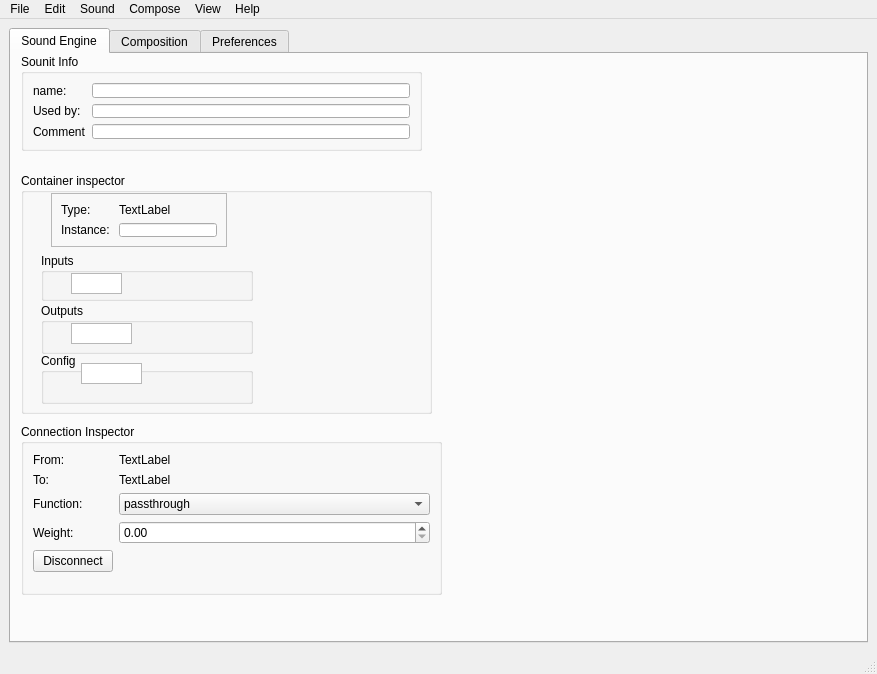
Old version of the form calamusmain.ui in the repository nimusd/Calamus.
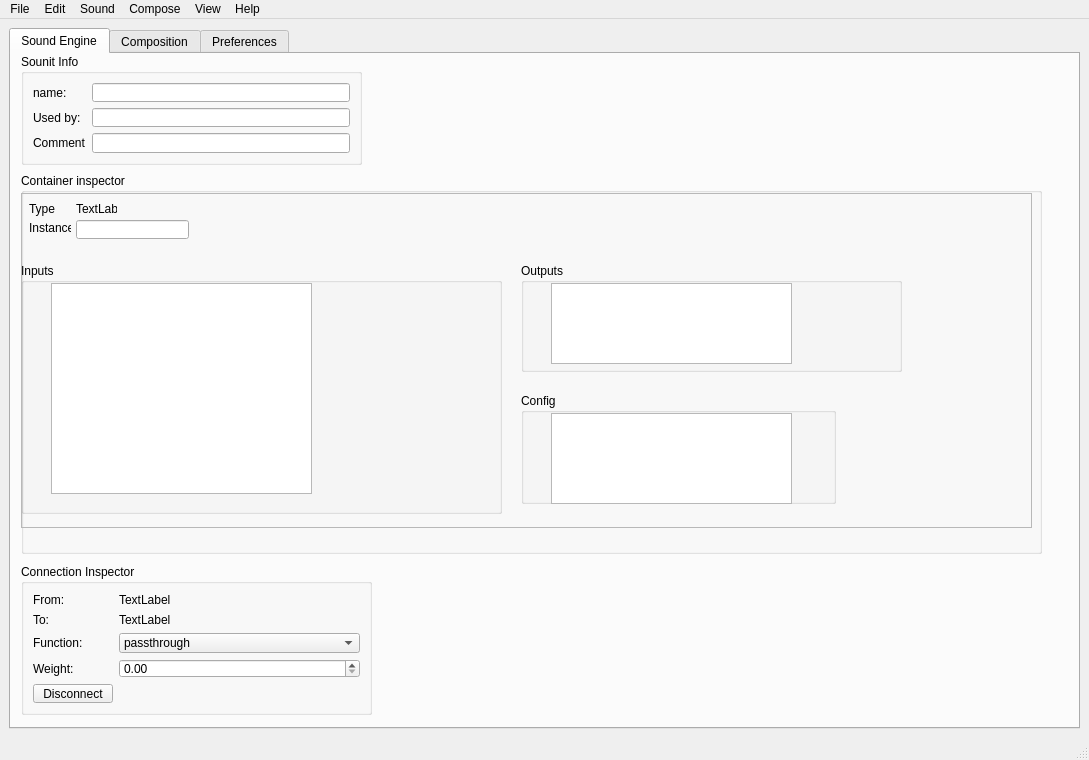
New version of the form.

```diff
--- a/calamusmain.ui
+++ b/calamusmain.ui
@@ -6,8 +6,8 @@
    <rect>
     <x>0</x>
     <y>0</y>
-    <width>877</width>
-    <height>674</height>
+    <width>1089</width>
+    <height>760</height>
    </rect>
   </property>
   <property name="windowTitle">
@@ -29,8 +29,8 @@
          <rect>
           <x>10</x>
           <y>0</y>
-          <width>401</width>
-          <height>97</height>
+          <width>341</width>
+          <height>111</height>
          </rect>
         </property>
         <property name="title">
@@ -77,9 +77,9 @@
         <property name="geometry">
          <rect>
           <x>10</x>
-          <y>370</y>
-          <width>421</width>
-          <height>171</height>
+          <y>510</y>
+          <width>351</width>
+          <height>151</height>
          </rect>
         </property>
         <property name="title">
@@ -179,8 +179,8 @@
          <rect>
           <x>10</x>
           <y>119</y>
-          <width>411</width>
-          <height>241</height>
+          <width>1021</width>
+          <height>381</height>
          </rect>
         </property>
         <property name="title">
@@ -189,10 +189,10 @@
         <widget class="QFrame" name="frame_2">
          <property name="geometry">
           <rect>
-           <x>30</x>
+           <x>0</x>
            <y>20</y>
-           <width>176</width>
-           <height>54</height>
+           <width>1011</width>
+           <height>335</height>
           </rect>
          </property>
          <property name="frameShape">
@@ -201,40 +201,91 @@
          <property name="frameShadow">
           <enum>QFrame::Shadow::Raised</enum>
          </property>
-         <layout class="QFormLayout" name="formLayout">
-          <item row="0" column="0">
            <widget class="QLabel" name="label_4">
+          <property name="geometry">
+           <rect>
+            <x>8</x>
+            <y>8</y>
+            <width>26</width>
+            <height>16</height>
+           </rect>
+          </property>
             <property name="text">
              <string>Type: </string>
             </property>
            </widget>
-          </item>
-          <item row="0" column="1">
            <widget class="QLabel" name="labelContainerType">
+          <property name="geometry">
+           <rect>
+            <x>55</x>
+            <y>8</y>
+            <width>41</width>
+            <height>16</height>
+           </rect>
+          </property>
             <property name="text">
              <string>TextLabel</string>
             </property>
            </widget>
-          </item>
-          <item row="1" column="0">
            <widget class="QLabel" name="label_5">
+          <property name="geometry">
+           <rect>
+            <x>8</x>
+            <y>27</y>
+            <width>42</width>
+            <height>16</height>
+           </rect>
+          </property>
             <property name="text">
              <string>Instance: </string>
             </property>
            </widget>
-          </item>
-          <item row="1" column="1">
-           <widget class="QLineEdit" name="editInstanceName"/>
-          </item>
-         </layout>
+         <widget class="QLineEdit" name="editInstanceName">
+          <property name="geometry">
+           <rect>
+            <x>55</x>
+            <y>27</y>
+            <width>113</width>
+            <height>19</height>
+           </rect>
+          </property>
+         </widget>
+         <widget class="QGroupBox" name="groupConfig">
+          <property name="geometry">
+           <rect>
+            <x>500</x>
+            <y>200</y>
+            <width>315</width>
+            <height>111</height>
+           </rect>
+          </property>
+          <property name="title">
+           <string>Config</string>
+          </property>
+          <widget class="QListWidget" name="listWidget_3">
+           <property name="geometry">
+            <rect>
+             <x>30</x>
+             <y>20</y>
+             <width>241</width>
+             <height>91</height>
+            </rect>
+           </property>
+           <property name="minimumSize">
+            <size>
+             <width>0</width>
+             <height>0</height>
+            </size>
+           </property>
+          </widget>
         </widget>
         <widget class="QGroupBox" name="groupInputs">
          <property name="geometry">
           <rect>
-           <x>20</x>
-           <y>80</y>
-           <width>212</width>
-           <height>48</height>
+            <x>0</x>
+            <y>70</y>
+            <width>481</width>
+            <height>251</height>
           </rect>
          </property>
          <property name="title">
@@ -245,19 +296,25 @@
            <rect>
             <x>30</x>
             <y>20</y>
-            <width>51</width>
-            <height>21</height>
-           </rect>
-          </property>
+             <width>261</width>
+             <height>211</height>
+            </rect>
+           </property>
+           <property name="minimumSize">
+            <size>
+             <width>0</width>
+             <height>0</height>
+            </size>
+           </property>
          </widget>
         </widget>
         <widget class="QGroupBox" name="groupOutputs">
          <property name="geometry">
           <rect>
-           <x>20</x>
-           <y>130</y>
-           <width>212</width>
-           <height>51</height>
+            <x>500</x>
+            <y>70</y>
+            <width>381</width>
+            <height>109</height>
           </rect>
          </property>
          <property name="title">
@@ -268,33 +325,17 @@
            <rect>
             <x>30</x>
             <y>20</y>
-            <width>61</width>
-            <height>21</height>
-           </rect>
-          </property>
-         </widget>
-        </widget>
-        <widget class="QGroupBox" name="groupConfig">
-         <property name="geometry">
-          <rect>
-           <x>20</x>
-           <y>180</y>
-           <width>212</width>
-           <height>51</height>
-          </rect>
-         </property>
-         <property name="title">
-          <string>Config</string>
-         </property>
-         <widget class="QListWidget" name="listWidget_3">
-          <property name="geometry">
-           <rect>
-            <x>40</x>
-            <y>10</y>
-            <width>61</width>
-            <height>21</height>
-           </rect>
-          </property>
+             <width>241</width>
+             <height>81</height>
+            </rect>
+           </property>
+           <property name="minimumSize">
+            <size>
+             <width>0</width>
+             <height>0</height>
+            </size>
+           </property>
+          </widget>
          </widget>
         </widget>
        </widget>
@@ -318,7 +359,7 @@
     <rect>
      <x>0</x>
      <y>0</y>
-     <width>877</width>
+     <width>1089</width>
      <height>18</height>
     </rect>
    </property>
```
Left out of the diff: 14 changed lines with no effect on the pictures. Lines whose indentation alone changed are shown as unchanged.
